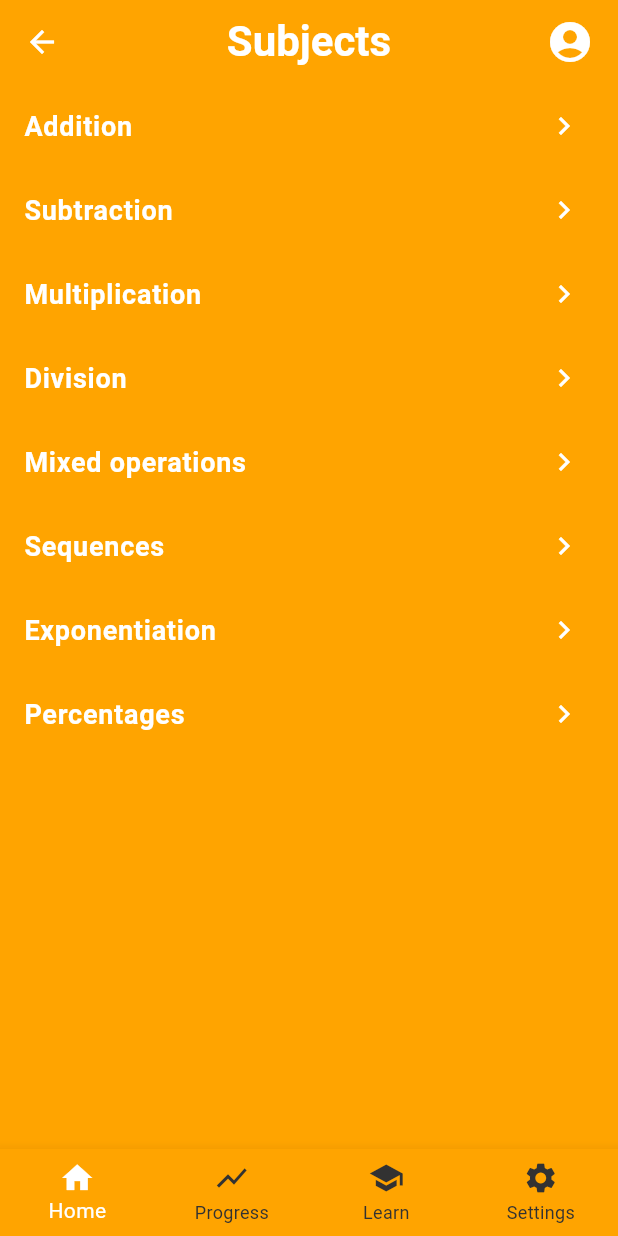
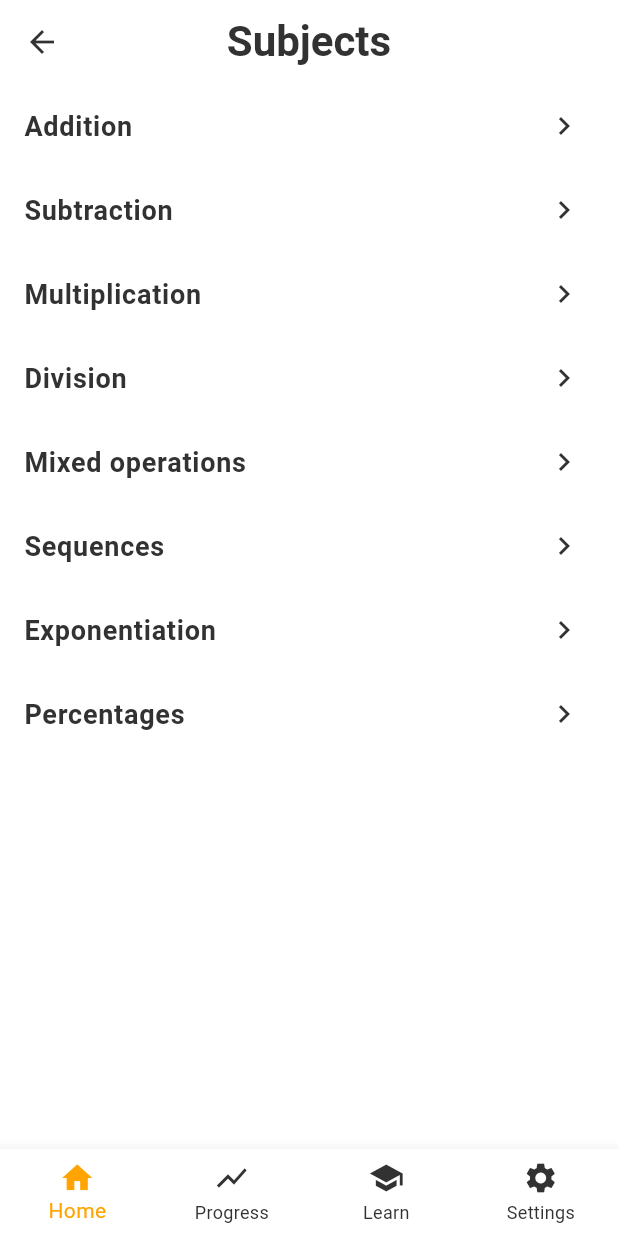
Before and after one commit to OtoJauja/MatMat-app, a Flutter app: the screen it shows after launch, after a tap on "Start", on a phone screen of 412 x 824 dp. Run offline on Flutter 3.47's test engine with Material 3 defaults, Android fonts, the light colour scheme and no system bars; our stand-ins replace google_fonts; missing offline and left inert: hexagon; Roboto replaces fonts that are missing (Mali).

Commit message:
changed colors

```diff
--- a/lib/Views/home_view.dart
+++ b/lib/Views/home_view.dart
@@ -16,12 +16,12 @@ class HomeView extends StatelessWidget {
 
     return Scaffold(
       appBar: AppBar(
-        backgroundColor: const Color(0xffffa400),
+        backgroundColor: Colors.white,
         elevation: 0,
         title: Text(
           'Choose mode!',
           style: GoogleFonts.mali(
-            color: const Color.fromARGB(255, 255, 255, 255),
+            color: const Color.fromARGB(255, 50, 50, 50),
             fontWeight: FontWeight.bold,
             fontSize: 28,
           ),
@@ -30,16 +30,11 @@ class HomeView extends StatelessWidget {
         actions: const [
           Padding(
             padding: EdgeInsets.only(right: 16.0),
-            child: Icon(
-              Icons.account_circle,
-              size: 32,
-              color: Color.fromARGB(255, 255, 255, 255),
-            ),
           ),
         ],
       ),
       body: Container(
-        color: const Color(0xffffa400),
+        color: Colors.white,
         child: Center(
           child: Column(
             mainAxisSize: MainAxisSize.min,
--- a/lib/Views/mission_view_fast.dart
+++ b/lib/Views/mission_view_fast.dart
@@ -166,7 +166,7 @@ class MissionViewFast extends StatelessWidget {
   Widget _buildHoneycombGrid(List<Map<String, String>> missions, BuildContext context, double hexWidth, Orientation orientation) {
   final validMissions = missions.where((mission) => mission["description"] != null && mission["number"] != null).toList();
 
-  final columns = orientation == Orientation.portrait ? 2 : 6;
+  final columns = orientation == Orientation.portrait ? 2 : 5;
   final rows = (validMissions.length / columns).ceil();
 
   return SingleChildScrollView(
--- a/lib/Views/settings_view.dart
+++ b/lib/Views/settings_view.dart
@@ -106,14 +106,14 @@ class SettingsView extends StatelessWidget {
     };
 
     return Scaffold(
-      backgroundColor: const Color(0xffffa400),
+      backgroundColor: Color.fromARGB(255, 255, 255, 255),
       appBar: AppBar(
-        backgroundColor: const Color(0xffffa400),
+        backgroundColor: Color.fromARGB(255, 255, 255, 255),
         elevation: 0,
         title: Text(
           'Settings',
           style: GoogleFonts.mali(
-            textStyle: const TextStyle(color: Color.fromARGB(255, 255, 255, 255), fontWeight: FontWeight.bold),
+            textStyle: const TextStyle(color: const Color.fromARGB(255, 50, 50, 50), fontWeight: FontWeight.bold, fontSize: 28),
           ),
         ),
         centerTitle: true,
--- a/lib/Views/subjects_view_calm.dart
+++ b/lib/Views/subjects_view_calm.dart
@@ -21,12 +21,12 @@ class SubjectsViewCalm extends StatelessWidget {
 
     return Scaffold(
       appBar: AppBar(
-        backgroundColor: const Color(0xffffa400),
+        backgroundColor: Color.fromARGB(255, 255, 255, 255),
         elevation: 0,
         leading: IconButton(
           icon: const Icon(
             Icons.arrow_back,
-            color: Color.fromARGB(255, 255, 255, 255),
+            color: const Color.fromARGB(255, 50, 50, 50),
           ),
           tooltip: 'Back',
           onPressed: () => Navigator.pop(context),
@@ -34,7 +34,7 @@ class SubjectsViewCalm extends StatelessWidget {
         title: Text(
           'Subjects',
           style: GoogleFonts.mali(
-            color: const Color.fromARGB(255, 255, 255, 255),
+            color: const Color.fromARGB(255, 50, 50, 50),
             fontWeight: FontWeight.bold,
             fontSize: 28,
           ),
@@ -43,16 +43,11 @@ class SubjectsViewCalm extends StatelessWidget {
         actions: const [
           Padding(
             padding: EdgeInsets.only(right: 16.0),
-            child: Icon(
-              Icons.account_circle,
-              size: 32,
-              color: Color.fromARGB(255, 255, 255, 255),
-            ),
           ),
         ],
       ),
       body: Container(
-        color: const Color(0xFFFFA400),
+        color: Color.fromARGB(255, 255, 255, 255),
         child: ListView.builder(
           itemCount: subjects.length,
           itemBuilder: (context, index) {
@@ -60,12 +55,12 @@ class SubjectsViewCalm extends StatelessWidget {
               title: Text(
                 subjects[index],
                 style: GoogleFonts.mali(
-                  color: Colors.white,
+                  color: const Color.fromARGB(255, 50, 50, 50),
                   fontWeight: FontWeight.bold,
                   fontSize: 18,
                 ),
               ),
-              trailing: const Icon(Icons.chevron_right, color: Colors.white),
+              trailing: const Icon(Icons.chevron_right, color: const Color.fromARGB(255, 50, 50, 50)),
               onTap: () {
                 Navigator.push(
                   context,
--- a/lib/navigation.dart
+++ b/lib/navigation.dart
@@ -62,7 +62,7 @@ class _MainNavigationState extends State<MainNavigation> {
         children: List.generate(_tabs.length, _buildTabNavigator),
       ),
       bottomNavigationBar: BottomNavigationBar(
-        backgroundColor: const Color(0xffffa400),
+        backgroundColor: Colors.white,
         currentIndex: _currentIndex,
         onTap: _onItemTapped,
         items: const [
@@ -71,7 +71,7 @@ class _MainNavigationState extends State<MainNavigation> {
           BottomNavigationBarItem(icon: Icon(Icons.school), label: 'Learn'),
           BottomNavigationBarItem(icon: Icon(Icons.settings), label: 'Settings'),
         ],
-        selectedItemColor: Colors.white,
+        selectedItemColor: const Color(0xffffa400),
         unselectedItemColor: const Color.fromARGB(255, 50, 50, 50),
         type: BottomNavigationBarType.fixed,
       ),
```
Also changed, not shown: lib/Game views/Calm Bear/calm_bear_game_addition.dart (+7 -7 lines), lib/Game views/Calm Bear/calm_bear_game_division.dart (+7 -7 lines), lib/Game views/Calm Bear/calm_bear_game_exponentiation.dart (+7 -7 lines), lib/Game views/Calm Bear/calm_bear_game_mixed.dart (+7 -7 lines), lib/Game views/Calm Bear/calm_bear_game_multiplication.dart (+7 -7 lines), lib/Game views/Calm Bear/calm_bear_game_percentages.dart (+7 -7 lines), lib/Game views/Calm Bear/calm_bear_game_sequences.dart (+7 -7 lines), lib/Game views/Calm Bear/calm_bear_game_subtraction.dart (+7 -7 lines).
